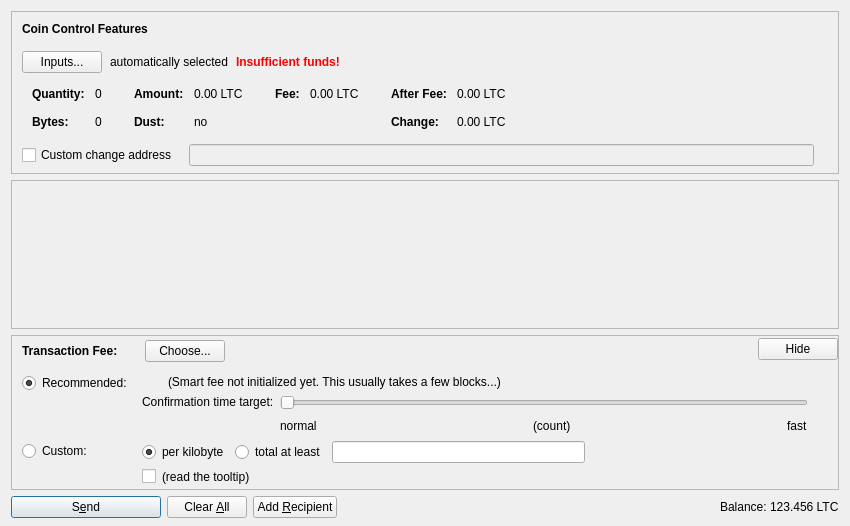
Above: src/qt/forms/sendcoinsdialog.ui from Eternity-Soap/gatorcoin before the change. Below: the same form after it.
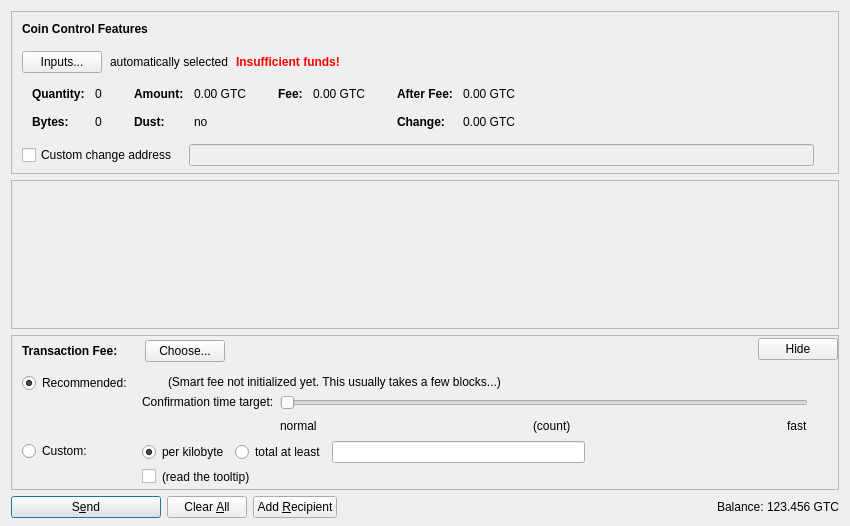
That is the form after the change. Icons and pictures are not drawn. Custom widgets are drawn as their Qt base class.

The edit to the form file:
```diff
--- a/src/qt/forms/sendcoinsdialog.ui
+++ b/src/qt/forms/sendcoinsdialog.ui
@@ -324,7 +324,7 @@
                   <enum>Qt::ActionsContextMenu</enum>
                  </property>
                  <property name="text">
-                  <string notr="true">0.00 LTC</string>
+                  <string notr="true">0.00 GTC</string>
                  </property>
                  <property name="textInteractionFlags">
                   <set>Qt::LinksAccessibleByMouse|Qt::TextSelectableByKeyboard|Qt::TextSelectableByMouse</set>
@@ -404,7 +404,7 @@
                   <enum>Qt::ActionsContextMenu</enum>
                  </property>
                  <property name="text">
-                  <string notr="true">0.00 LTC</string>
+                  <string notr="true">0.00 GTC</string>
                  </property>
                  <property name="textInteractionFlags">
                   <set>Qt::LinksAccessibleByMouse|Qt::TextSelectableByKeyboard|Qt::TextSelectableByMouse</set>
@@ -455,7 +455,7 @@
                   <enum>Qt::ActionsContextMenu</enum>
                  </property>
                  <property name="text">
-                  <string notr="true">0.00 LTC</string>
+                  <string notr="true">0.00 GTC</string>
                  </property>
                  <property name="textInteractionFlags">
                   <set>Qt::LinksAccessibleByMouse|Qt::TextSelectableByKeyboard|Qt::TextSelectableByMouse</set>
@@ -484,7 +484,7 @@
                   <enum>Qt::ActionsContextMenu</enum>
                  </property>
                  <property name="text">
-                  <string notr="true">0.00 LTC</string>
+                  <string notr="true">0.00 GTC</string>
                  </property>
                  <property name="textInteractionFlags">
                   <set>Qt::LinksAccessibleByMouse|Qt::TextSelectableByKeyboard|Qt::TextSelectableByMouse</set>
@@ -1290,7 +1290,7 @@
           <cursorShape>IBeamCursor</cursorShape>
          </property>
          <property name="text">
-          <string notr="true">123.456 LTC</string>
+          <string notr="true">123.456 GTC</string>
          </property>
          <property name="textInteractionFlags">
           <set>Qt::LinksAccessibleByMouse|Qt::TextSelectableByKeyboard|Qt::TextSelectableByMouse</set>
```
Left out of the diff: 4 changed lines with no effect on the pictures.
